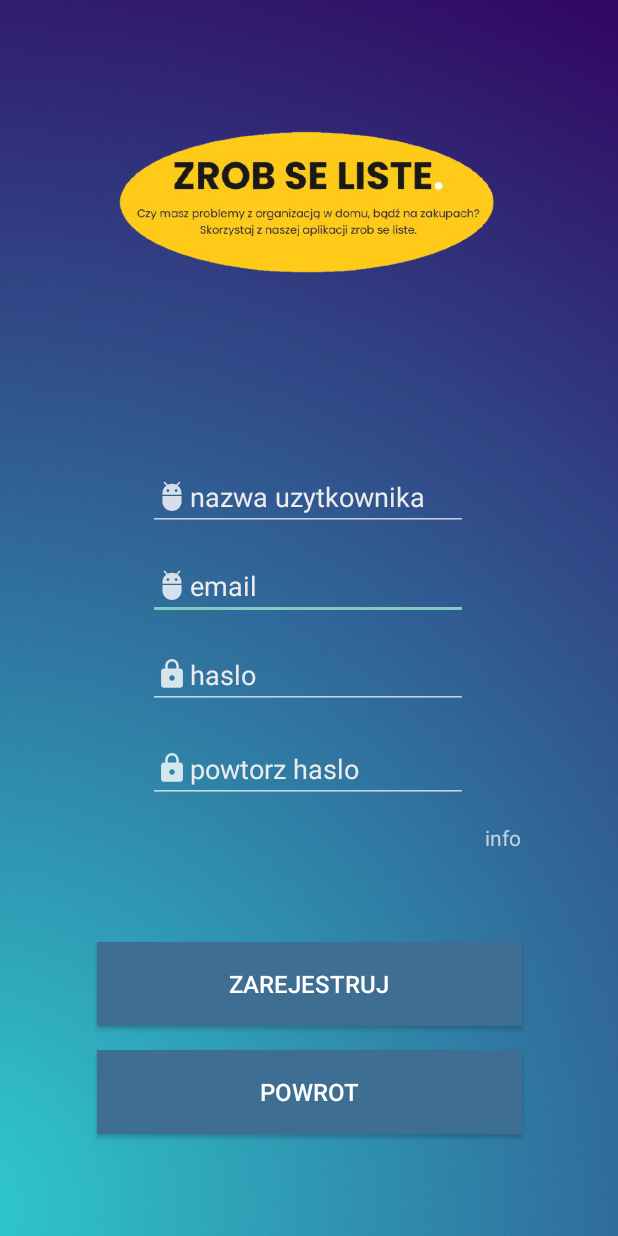
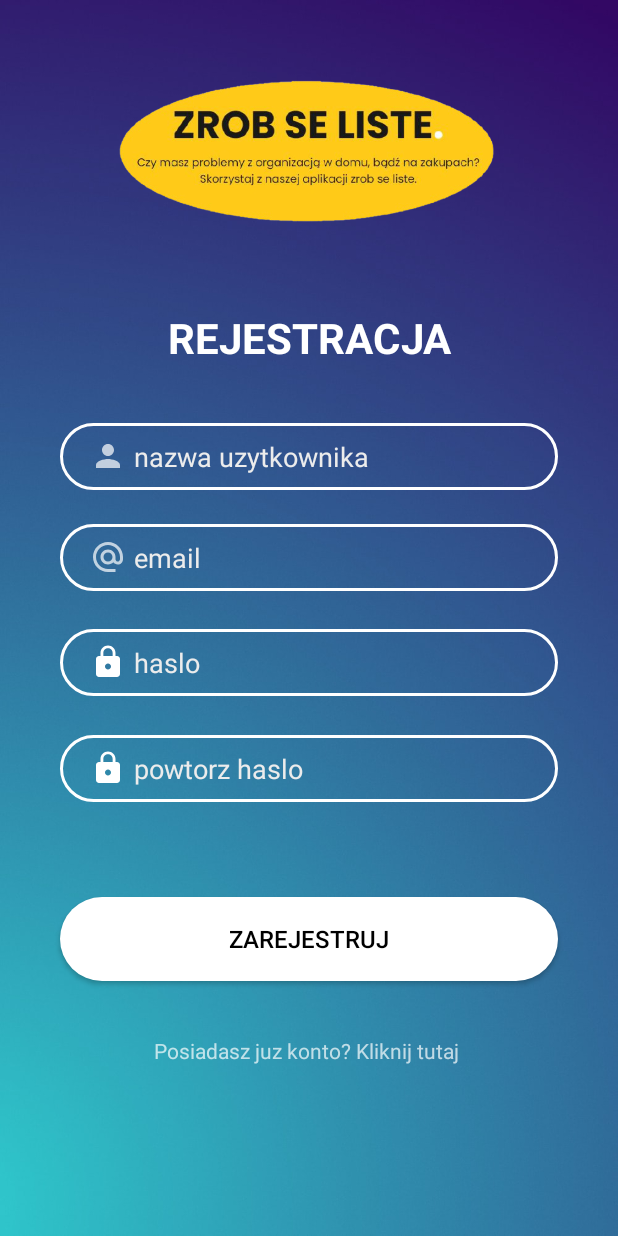
Before and after one commit to gitesprzemek/aplikacja_list_up, an Android app: the RegistrationScreen screen opened directly, with no data from a screen before it, on a phone screen of 412 x 824 dp. Run offline under Robolectric (Android 15) with nearby library versions, the phone set to English and light mode, and no system bars.

Commit message:
Poprawa ekranów logowania i rejestracji

```diff
--- /dev/null
+++ b/zrobseliste/app/src/main/res/drawable/btn_bg.xml
@@ -0,0 +1,7 @@
+<?xml version="1.0" encoding="utf-8"?>
+<shape xmlns:android="http://schemas.android.com/apk/res/android">
+
+    <solid android:color="@color/white"/>
+    <corners android:radius="70dp"/>
+
+</shape>
--- /dev/null
+++ b/zrobseliste/app/src/main/res/drawable/ic_action_person.xml
@@ -0,0 +1,10 @@
+<vector xmlns:android="http://schemas.android.com/apk/res/android"
+    android:width="24dp"
+    android:height="24dp"
+    android:viewportWidth="24"
+    android:viewportHeight="24"
+    android:tint="?attr/colorControlNormal">
+  <path
+      android:fillColor="@android:color/white"
+      android:pathData="M12,12c2.21,0 4,-1.79 4,-4s-1.79,-4 -4,-4 -4,1.79 -4,4 1.79,4 4,4zM12,14c-2.67,0 -8,1.34 -8,4v2h16v-2c0,-2.66 -5.33,-4 -8,-4z"/>
+</vector>
--- /dev/null
+++ b/zrobseliste/app/src/main/res/drawable/ic_email.xml
@@ -0,0 +1,10 @@
+<vector xmlns:android="http://schemas.android.com/apk/res/android"
+    android:width="24dp"
+    android:height="24dp"
+    android:viewportWidth="24"
+    android:viewportHeight="24"
+    android:tint="?attr/colorControlNormal">
+  <path
+      android:fillColor="@android:color/white"
+      android:pathData="M12,2C6.48,2 2,6.48 2,12s4.48,10 10,10h5v-2h-5c-4.34,0 -8,-3.66 -8,-8s3.66,-8 8,-8 8,3.66 8,8v1.43c0,0.79 -0.71,1.57 -1.5,1.57s-1.5,-0.78 -1.5,-1.57L17,12c0,-2.76 -2.24,-5 -5,-5s-5,2.24 -5,5 2.24,5 5,5c1.38,0 2.64,-0.56 3.54,-1.47 0.65,0.89 1.77,1.47 2.96,1.47 1.97,0 3.5,-1.6 3.5,-3.57L22,12c0,-5.52 -4.48,-10 -10,-10zM12,15c-1.66,0 -3,-1.34 -3,-3s1.34,-3 3,-3 3,1.34 3,3 -1.34,3 -3,3z"/>
+</vector>
--- /dev/null
+++ b/zrobseliste/app/src/main/res/drawable/ic_lock.xml
@@ -0,0 +1,5 @@
+<vector android:height="24dp" android:tint="#FFFFFF"
+    android:viewportHeight="24" android:viewportWidth="24"
+    android:width="24dp" xmlns:android="http://schemas.android.com/apk/res/android">
+    <path android:fillColor="@android:color/white" android:pathData="M18,8h-1L17,6c0,-2.76 -2.24,-5 -5,-5S7,3.24 7,6v2L6,8c-1.1,0 -2,0.9 -2,2v10c0,1.1 0.9,2 2,2h12c1.1,0 2,-0.9 2,-2L20,10c0,-1.1 -0.9,-2 -2,-2zM12,17c-1.1,0 -2,-0.9 -2,-2s0.9,-2 2,-2 2,0.9 2,2 -0.9,2 -2,2zM15.1,8L8.9,8L8.9,6c0,-1.71 1.39,-3.1 3.1,-3.1 1.71,0 3.1,1.39 3.1,3.1v2z"/>
+</vector>
--- /dev/null
+++ b/zrobseliste/app/src/main/res/drawable/input.xml
@@ -0,0 +1,6 @@
+<?xml version="1.0" encoding="utf-8"?>
+<shape xmlns:android="http://schemas.android.com/apk/res/android">
+    <stroke android:color="@color/white" android:width="2dp"/>
+    <corners android:radius="70dp"/>
+
+</shape>
--- a/zrobseliste/app/src/main/res/layout/activity_registration.xml
+++ b/zrobseliste/app/src/main/res/layout/activity_registration.xml
@@ -16,70 +16,102 @@
         app:layout_constraintEnd_toEndOf="parent"
         app:layout_constraintStart_toStartOf="parent"
         app:layout_constraintTop_toTopOf="parent"
-        app:layout_constraintVertical_bias="0.054"
+        app:layout_constraintVertical_bias="0.0"
         app:srcCompat="@drawable/logo" />
 
     <EditText
         android:id="@+id/emailField"
-        android:layout_width="wrap_content"
+        android:layout_width="0dp"
         android:layout_height="wrap_content"
-        android:drawableLeft="@drawable/ic_action_user"
+        android:layout_marginStart="40dp"
+        android:layout_marginEnd="40dp"
+        android:background="@drawable/input"
+        android:drawableLeft="@drawable/ic_email"
+        android:drawablePadding="5dp"
         android:ems="10"
         android:hint="email"
         android:inputType="textPersonName"
+        android:paddingLeft="20dp"
+        android:paddingTop="10dp"
+        android:paddingRight="10dp"
+        android:paddingBottom="10dp"
         android:textColor="#ECECEC"
         android:textColorHint="#FFECECEC"
         app:layout_constraintBottom_toBottomOf="parent"
         app:layout_constraintEnd_toEndOf="parent"
-        app:layout_constraintHorizontal_bias="0.497"
+        app:layout_constraintHorizontal_bias="0.0"
         app:layout_constraintStart_toStartOf="parent"
         app:layout_constraintTop_toTopOf="parent"
-        app:layout_constraintVertical_bias="0.473" />
+        app:layout_constraintVertical_bias="0.448" />
 
     <EditText
         android:id="@+id/usernameField"
-        android:layout_width="wrap_content"
+        android:layout_width="0dp"
         android:layout_height="wrap_content"
-        android:drawableLeft="@drawable/ic_action_user"
+        android:layout_marginStart="40dp"
+        android:layout_marginEnd="40dp"
+        android:background="@drawable/input"
+        android:drawableLeft="@drawable/ic_action_person"
+        android:drawablePadding="5dp"
         android:ems="10"
         android:hint="nazwa uzytkownika"
         android:inputType="textPersonName"
+        android:paddingLeft="20dp"
+        android:paddingTop="10dp"
+        android:paddingRight="10dp"
+        android:paddingBottom="10dp"
         android:textColor="#ECECEC"
         android:textColorHint="#FFECECEC"
         app:layout_constraintBottom_toBottomOf="parent"
         app:layout_constraintEnd_toEndOf="parent"
-        app:layout_constraintHorizontal_bias="0.497"
+        app:layout_constraintHorizontal_bias="1.0"
         app:layout_constraintStart_toStartOf="parent"
         app:layout_constraintTop_toTopOf="parent"
-        app:layout_constraintVertical_bias="0.396" />
+        app:layout_constraintVertical_bias="0.362" />
 
     <EditText
 
         android:id="@+id/passwordField"
-        android:layout_width="wrap_content"
+        android:layout_width="0dp"
         android:layout_height="wrap_content"
-        android:drawableLeft="@drawable/ic_action_passwd"
+        android:layout_marginStart="40dp"
+        android:layout_marginEnd="40dp"
+        android:background="@drawable/input"
+        android:drawableLeft="@drawable/ic_lock"
+        android:drawablePadding="5dp"
         android:ems="10"
         android:hint="haslo"
         android:inputType="textPassword"
+        android:paddingLeft="20dp"
+        android:paddingTop="10dp"
+        android:paddingRight="10dp"
+        android:paddingBottom="10dp"
         android:textColor="#ECECEC"
         android:textColorHint="#FFECECEC"
         app:layout_constraintBottom_toBottomOf="parent"
         app:layout_constraintEnd_toEndOf="parent"
-        app:layout_constraintHorizontal_bias="0.497"
+        app:layout_constraintHorizontal_bias="0.0"
         app:layout_constraintStart_toStartOf="parent"
         app:layout_constraintTop_toTopOf="parent"
-        app:layout_constraintVertical_bias="0.549" />
+        app:layout_constraintVertical_bias="0.538" />
 
     <EditText
 
         android:id="@+id/passwordFieldRepeat"
-        android:layout_width="wrap_content"
+        android:layout_width="0dp"
         android:layout_height="wrap_content"
-        android:drawableLeft="@drawable/ic_action_passwd"
+        android:layout_marginStart="40dp"
+        android:layout_marginEnd="40dp"
+        android:background="@drawable/input"
+        android:drawableLeft="@drawable/ic_lock"
+        android:drawablePadding="5dp"
         android:ems="10"
         android:hint="powtorz haslo"
         android:inputType="textPassword"
+        android:paddingLeft="20dp"
+        android:paddingTop="10dp"
+        android:paddingRight="10dp"
+        android:paddingBottom="10dp"
         android:textColor="#ECECEC"
         android:textColorHint="#FFECECEC"
         app:layout_constraintBottom_toBottomOf="parent"
@@ -91,41 +123,69 @@
 
     <Button
         android:id="@+id/registerButton"
-        android:layout_width="283dp"
+        android:layout_width="0dp"
         android:layout_height="56dp"
-        android:layout_marginBottom="140dp"
-        android:background="#3E6F93"
+        android:layout_marginStart="40dp"
+        android:layout_marginEnd="40dp"
+        android:background="@drawable/btn_bg"
         android:onClick="onBtnZarClick"
         android:text="ZAREJESTRUJ"
+        android:textColor="#000000"
         android:textSize="16sp"
         app:layout_constraintBottom_toBottomOf="parent"
         app:layout_constraintEnd_toEndOf="parent"
-        app:layout_constraintStart_toStartOf="parent" />
-
-    <Button
-        android:id="@+id/returnButton"
-        android:layout_width="283dp"
-        android:layout_height="56dp"
-        android:layout_marginBottom="68dp"
-        android:background="#3E6F93"
-        android:onClick="onBtnRetClick"
-        android:text="POWROT"
-        android:textSize="16sp"
-        app:layout_constraintBottom_toBottomOf="parent"
-        app:layout_constraintEnd_toEndOf="parent"
-        app:layout_constraintStart_toStartOf="parent" />
+        app:layout_constraintHorizontal_bias="0.0"
+        app:layout_constraintStart_toStartOf="parent"
+        app:layout_constraintTop_toTopOf="parent"
+        app:layout_constraintVertical_bias="0.779" />
 
     <TextView
         android:id="@+id/informationView"
-        android:layout_width="277dp"
-        android:layout_height="33dp"
-        android:text="info"
+        android:layout_width="331dp"
+        android:layout_height="25dp"
+        android:layout_marginStart="40dp"
+        android:layout_marginEnd="40dp"
         android:textAlignment="textEnd"
         app:layout_constraintBottom_toBottomOf="parent"
         app:layout_constraintEnd_toEndOf="parent"
-        app:layout_constraintHorizontal_bias="0.522"
+        app:layout_constraintHorizontal_bias="0.0"
         app:layout_constraintStart_toStartOf="parent"
         app:layout_constraintTop_toTopOf="parent"
-        app:layout_constraintVertical_bias="0.694" />
+        app:layout_constraintVertical_bias="0.696" />
+
+    <TextView
+        android:id="@+id/returnTextView"
+        android:layout_width="328dp"
+        android:layout_height="25dp"
+        android:layout_marginStart="40dp"
+        android:layout_marginEnd="40dp"
+        android:onClick="onBtnRetClick"
+        android:text="Posiadasz juz konto? Kliknij tutaj"
+        android:textAlignment="center"
+        app:layout_constraintBottom_toBottomOf="parent"
+        app:layout_constraintEnd_toEndOf="parent"
+        app:layout_constraintHorizontal_bias="0.0"
+        app:layout_constraintStart_toStartOf="parent"
+        app:layout_constraintTop_toTopOf="parent"
+        app:layout_constraintVertical_bias="0.865" />
+
+    <TextView
+        android:id="@+id/logowanieTextView"
+        android:layout_width="0dp"
+        android:layout_height="wrap_content"
+        android:layout_marginStart="50dp"
+        android:layout_marginEnd="50dp"
+        android:text="REJESTRACJA"
+        android:textAlignment="center"
+        android:textColor="@color/white"
+        android:textColorHighlight="@color/white"
+        android:textSize="28sp"
+        android:textStyle="bold"
+        app:layout_constraintBottom_toBottomOf="parent"
+        app:layout_constraintEnd_toEndOf="parent"
+        app:layout_constraintHorizontal_bias="0.498"
+        app:layout_constraintStart_toStartOf="parent"
+        app:layout_constraintTop_toTopOf="parent"
+        app:layout_constraintVertical_bias="0.262" />
 
 </androidx.constraintlayout.widget.ConstraintLayout>
```
Also changed, not shown: zrobseliste/app/src/main/res/layout/activity_login.xml (+88 -25 lines).
